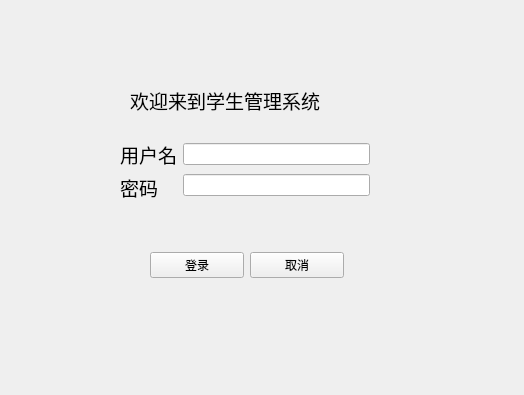
Before: the Qt Designer form StudentManagement/login.ui in Fengzhongzhihan/DB_design, drawn with Qt 5.
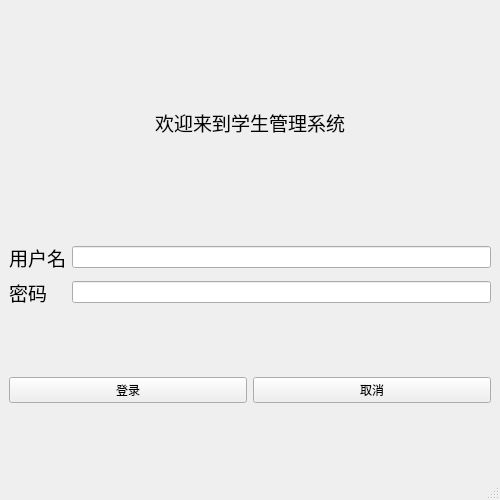
After: the same form once the commit is applied.

Diff of the .ui file:
```diff
--- a/StudentManagement/login.ui
+++ b/StudentManagement/login.ui
@@ -6,24 +6,31 @@
    <rect>
     <x>0</x>
     <y>0</y>
-    <width>524</width>
-    <height>395</height>
+    <width>500</width>
+    <height>500</height>
    </rect>
   </property>
   <property name="windowTitle">
    <string>login</string>
   </property>
   <widget class="QWidget" name="centralwidget">
-   <widget class="QWidget" name="layoutWidget">
-    <property name="geometry">
-     <rect>
-      <x>120</x>
-      <y>140</y>
-      <width>250</width>
-      <height>60</height>
-     </rect>
-    </property>
+   <layout class="QGridLayout" name="gridLayout_2">
+    <item row="1" column="0" colspan="2">
     <layout class="QGridLayout" name="gridLayout">
+      <item row="1" column="0">
+       <widget class="QLabel" name="label_2">
+        <property name="text">
+         <string>&lt;html&gt;&lt;head/&gt;&lt;body&gt;&lt;p&gt;&lt;span style=&quot; font-size:14pt;&quot;&gt;密码&lt;/span&gt;&lt;/p&gt;&lt;/body&gt;&lt;/html&gt;</string>
+        </property>
+       </widget>
+      </item>
+      <item row="1" column="1">
+       <widget class="QLineEdit" name="passWord">
+        <property name="text">
+         <string/>
+        </property>
+       </widget>
+      </item>
      <item row="0" column="0">
       <widget class="QLabel" name="label">
        <property name="text">
@@ -31,64 +38,16 @@
        </property>
       </widget>
      </item>
-     <item row="0" column="1" rowspan="2">
-      <layout class="QVBoxLayout" name="verticalLayout">
-       <item>
+      <item row="0" column="1">
         <widget class="QLineEdit" name="userId">
          <property name="text">
           <string/>
          </property>
         </widget>
        </item>
-       <item>
-        <widget class="QLineEdit" name="passWord">
-         <property name="text">
-          <string/>
-         </property>
-        </widget>
-       </item>
-      </layout>
-     </item>
-     <item row="1" column="0">
-      <widget class="QLabel" name="label_2">
-       <property name="text">
-        <string>&lt;html&gt;&lt;head/&gt;&lt;body&gt;&lt;p&gt;&lt;span style=&quot; font-size:14pt;&quot;&gt;密码&lt;/span&gt;&lt;/p&gt;&lt;/body&gt;&lt;/html&gt;</string>
-       </property>
-      </widget>
-     </item>
-    </layout>
-   </widget>
-   <widget class="QLabel" name="label_3">
-    <property name="geometry">
-     <rect>
-      <x>130</x>
-      <y>50</y>
-      <width>261</width>
-      <height>101</height>
-     </rect>
-    </property>
-    <property name="text">
-     <string>&lt;html&gt;&lt;head/&gt;&lt;body&gt;&lt;p&gt;&lt;span style=&quot; font-size:14pt;&quot;&gt;欢迎来到学生管理系统&lt;/span&gt;&lt;/p&gt;&lt;/body&gt;&lt;/html&gt;</string>
-    </property>
-   </widget>
-   <widget class="QWidget" name="layoutWidget_2">
-    <property name="geometry">
-     <rect>
-      <x>150</x>
-      <y>250</y>
-      <width>194</width>
-      <height>30</height>
-     </rect>
-    </property>
-    <layout class="QHBoxLayout" name="horizontalLayout">
-     <item>
-      <widget class="QPushButton" name="loginButton">
-       <property name="text">
-        <string>登录</string>
-       </property>
-      </widget>
-     </item>
-     <item>
+     </layout>
+    </item>
+    <item row="2" column="1">
       <widget class="QPushButton" name="cancelButton">
        <property name="minimumSize">
         <size>
@@ -101,8 +60,30 @@
        </property>
       </widget>
      </item>
-    </layout>
-   </widget>
+    <item row="2" column="0">
+     <widget class="QPushButton" name="loginButton">
+      <property name="text">
+       <string>登录</string>
+      </property>
+     </widget>
+    </item>
+    <item row="0" column="0" colspan="2">
+     <widget class="QLabel" name="label_3">
+      <property name="maximumSize">
+       <size>
+        <width>16777215</width>
+        <height>100</height>
+       </size>
+      </property>
+      <property name="text">
+       <string>&lt;html&gt;&lt;head/&gt;&lt;body&gt;&lt;p&gt;&lt;span style=&quot; font-size:14pt;&quot;&gt;欢迎来到学生管理系统&lt;/span&gt;&lt;/p&gt;&lt;/body&gt;&lt;/html&gt;</string>
+      </property>
+      <property name="alignment">
+       <set>Qt::AlignCenter</set>
+      </property>
+     </widget>
+    </item>
+   </layout>
   </widget>
   <widget class="QMenuBar" name="menubar">
    <property name="geometry">
@@ -114,6 +95,7 @@
     </rect>
    </property>
   </widget>
+  <widget class="QStatusBar" name="statusbar"/>
  </widget>
  <resources/>
  <connections/>
```
Left out of the diff: 6 changed lines with no effect on the pictures. Lines whose indentation alone changed are shown as unchanged.
